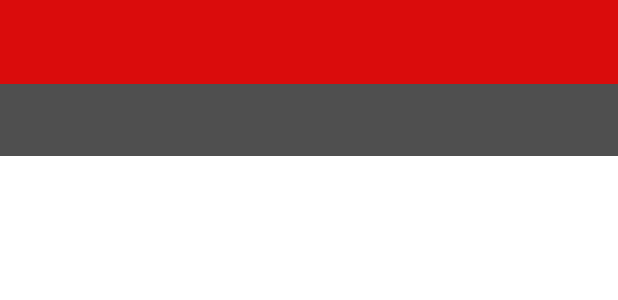
After one commit to NathingHere/TusPelis, an Android app: the layout peliculas_fragment.xml on its own in the app's theme, with its tools: preview values and no code run, on a phone screen of 412 x 824 dp. The commit adds this screen. Shown: the top 300 px of the screen. Run offline under Robolectric (Android 15) with nearby library versions, the phone set to English and light mode, and no system bars; Roboto replaces fonts that are not available here.

Commit message:
Diseño de la Pantalla de Menu (a medias)

```diff
--- a/app/src/main/AndroidManifest.xml
+++ b/app/src/main/AndroidManifest.xml
@@ -19,6 +19,7 @@
         </activity>
         <activity android:name=".Login.Login" />
         <activity android:name=".MainActivity" />
+        <activity android:name=".Peliculas.PeliculasMain" />
 
         <meta-data
             android:name="preloaded_fonts"
--- a/app/src/main/java/com/example/tuspelis/Login/SplashScreen.java
+++ b/app/src/main/java/com/example/tuspelis/Login/SplashScreen.java
@@ -7,6 +7,7 @@ import android.os.Handler;
 import androidx.annotation.Nullable;
 import androidx.appcompat.app.AppCompatActivity;
 
+import com.example.tuspelis.MainActivity;
 import com.example.tuspelis.R;
 
 public class SplashScreen extends AppCompatActivity {
@@ -19,7 +20,7 @@ public class SplashScreen extends AppCompatActivity {
         new Handler().postDelayed(new Runnable() {
             @Override
             public void run() {
-                Intent intent = new Intent(SplashScreen.this, Login.class);
+                Intent intent = new Intent(SplashScreen.this, MainActivity.class);
                 startActivity(intent);
                 finish();
             }
--- a/app/src/main/java/com/example/tuspelis/MainActivity.java
+++ b/app/src/main/java/com/example/tuspelis/MainActivity.java
@@ -3,6 +3,7 @@ package com.example.tuspelis;
 import androidx.annotation.NonNull;
 import androidx.appcompat.app.AppCompatActivity;
 
+import android.content.Intent;
 import android.os.Bundle;
 import android.view.Menu;
 import android.view.MenuInflater;
@@ -12,6 +13,8 @@ import android.widget.Button;
 import android.widget.ImageButton;
 import android.widget.LinearLayout;
 import android.widget.Toast;
+
+import com.example.tuspelis.Peliculas.PeliculasMain;
 
 public class MainActivity extends AppCompatActivity {
 
@@ -43,7 +46,8 @@ public class MainActivity extends AppCompatActivity {
         peliculas.setOnClickListener(new View.OnClickListener() {
             @Override
             public void onClick(View v) {
-                Toast.makeText(MainActivity.this, "Peliculas", Toast.LENGTH_SHORT).show();
+                Intent i = new Intent(MainActivity.this, PeliculasMain.class);
+                startActivity(i);
             }
         });
     }
--- /dev/null
+++ b/app/src/main/java/com/example/tuspelis/Peliculas/Fragments/FragmentEstrenosPeliculas.java
@@ -0,0 +1,6 @@
+package com.example.tuspelis.Peliculas.Fragments;
+
+import androidx.fragment.app.Fragment;
+
+public class FragmentEstrenosPeliculas extends Fragment {
+}
--- /dev/null
+++ b/app/src/main/java/com/example/tuspelis/Peliculas/Fragments/FragmentLanzamientoPeliculas.java
@@ -0,0 +1,6 @@
+package com.example.tuspelis.Peliculas.Fragments;
+
+import androidx.fragment.app.Fragment;
+
+public class FragmentLanzamientoPeliculas extends Fragment {
+}
--- /dev/null
+++ b/app/src/main/java/com/example/tuspelis/Peliculas/Fragments/FragmentTiposPeliculas.java
@@ -0,0 +1,6 @@
+package com.example.tuspelis.Peliculas.Fragments;
+
+import androidx.fragment.app.Fragment;
+
+public class FragmentTiposPeliculas extends Fragment {
+}
--- /dev/null
+++ b/app/src/main/java/com/example/tuspelis/Peliculas/Fragments/FragmentTrendingPeliculas.java
@@ -0,0 +1,6 @@
+package com.example.tuspelis.Peliculas.Fragments;
+
+import androidx.fragment.app.Fragment;
+
+public class FragmentTrendingPeliculas extends Fragment {
+}
--- /dev/null
+++ b/app/src/main/res/layout/peliculas_fragment.xml
@@ -0,0 +1,36 @@
+<?xml version="1.0" encoding="utf-8"?>
+<LinearLayout xmlns:android="http://schemas.android.com/apk/res/android"
+
+    xmlns:app="http://schemas.android.com/apk/res-auto"
+    android:id="@+id/layout"
+    android:layout_width="match_parent"
+    android:layout_height="match_parent"
+    android:background="#FFFFFF"
+    android:orientation="vertical">
+
+
+    <androidx.appcompat.widget.Toolbar
+        android:id="@+id/toolbarpeliculas"
+        android:layout_width="match_parent"
+        android:layout_height="wrap_content"
+        android:background="#DA0C0C"
+        android:minHeight="?attr/actionBarSize"
+        android:theme="?attr/actionBarTheme" />
+
+    <androidx.viewpager.widget.ViewPager
+        android:id="@+id/viewpager"
+        android:layout_width="match_parent"
+        android:layout_height="match_parent">
+
+        <com.google.android.material.tabs.TabLayout
+            android:id="@+id/tablayout"
+            android:layout_width="match_parent"
+            android:layout_height="wrap_content"
+            android:background="#4F4F4F"
+            android:foregroundGravity="bottom"
+            app:tabIconTint="#ffffff"
+            app:tabIndicatorColor="#ffffff" />
+
+    </androidx.viewpager.widget.ViewPager>
+
+</LinearLayout>
```
Also changed, not shown: app/src/main/java/com/example/tuspelis/Adapters/AdapterTabLayoutPeliculas.java (added, +43 -0 lines), app/src/main/java/com/example/tuspelis/Peliculas/PeliculasMain.java (+47 -1 lines), app/src/main/res/drawable-v24/iconofragmentestrenos.png (added), app/src/main/res/drawable-v24/iconofragmentlanzamiento.png (added), app/src/main/res/drawable-v24/iconofragmenttipos.png (added), app/src/main/res/drawable-v24/iconofragmenttrending.png (added).
